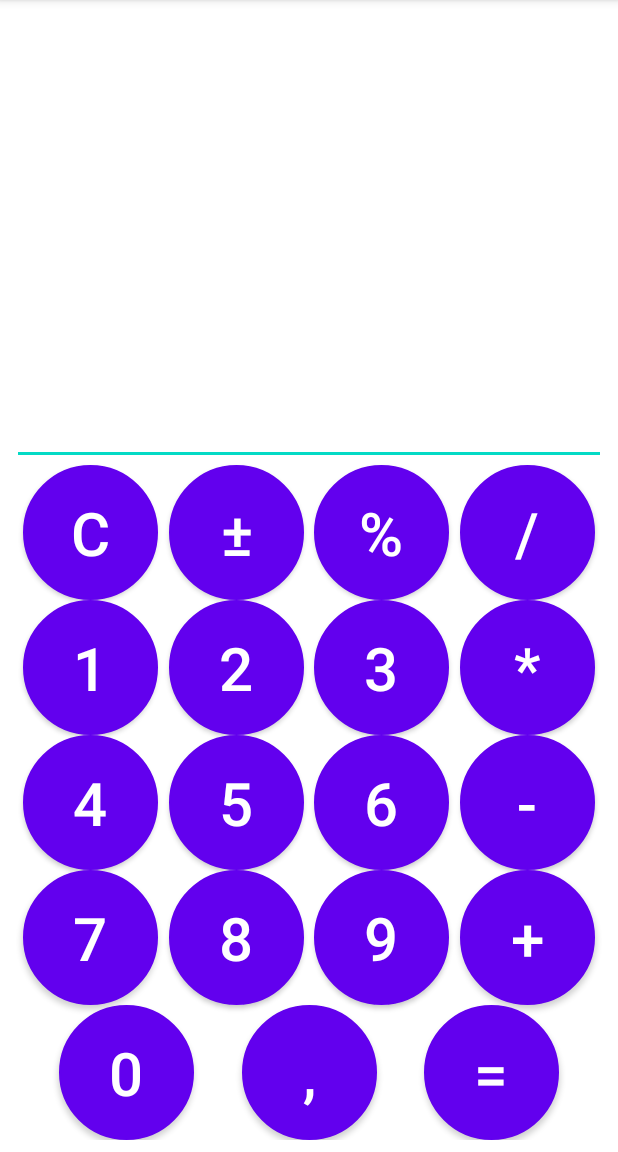
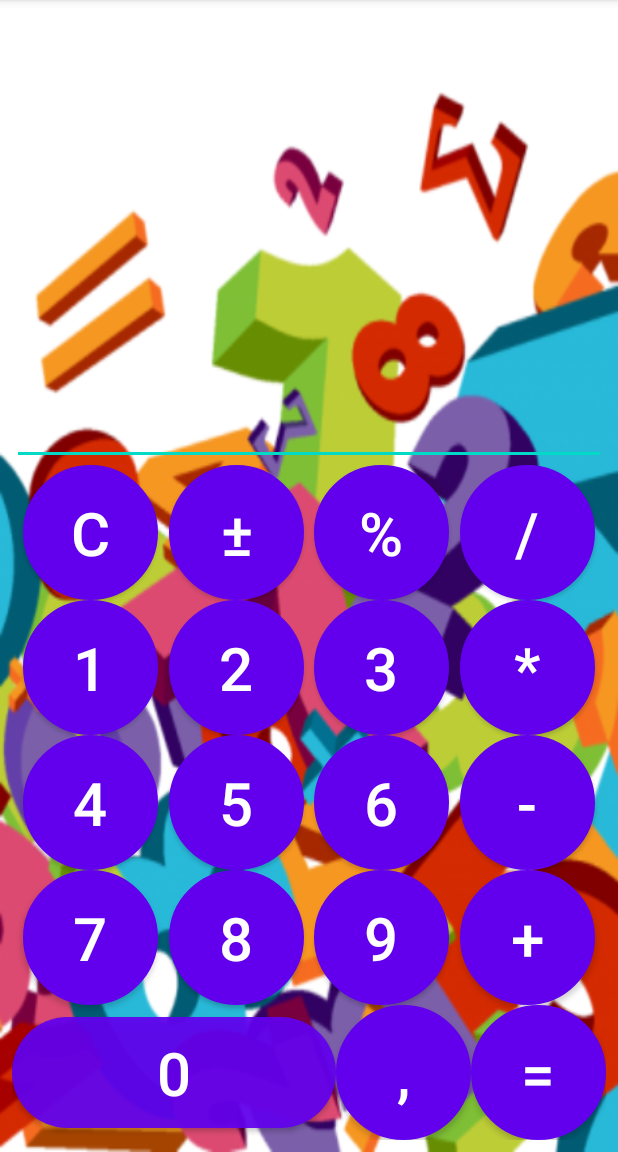
Before and after one commit to YuraYakovlev/MyCalculator, an Android app: the screen it shows after launch (MainActivity), on a phone screen of 412 x 824 dp, the part 84-1236 px from its top. Run offline under Robolectric (Android 15) with nearby library versions, the phone set to English and light mode, and no system bars.

Commit message:
correcting xml, adding a picture

```diff
--- /dev/null
+++ b/app/src/main/res/drawable/oval_button.xml
@@ -0,0 +1,9 @@
+<?xml version="1.0" encoding="utf-8"?>
+<shape xmlns:android="http://schemas.android.com/apk/res/android"
+    android:shape="rectangle">
+    <solid android:color="#eeffffff" />
+    <corners android:bottomRightRadius="100dp"
+        android:bottomLeftRadius="100dp"
+        android:topRightRadius="100dp"
+        android:topLeftRadius="100dp"/>
+</shape>
--- a/app/src/main/res/layout/activity_main.xml
+++ b/app/src/main/res/layout/activity_main.xml
@@ -4,6 +4,7 @@
     xmlns:tools="http://schemas.android.com/tools"
     android:layout_width="match_parent"
     android:layout_height="match_parent"
+    android:background="@drawable/numbers"
     android:padding="8dp"
     tools:context=".MainActivity">
 
@@ -23,7 +24,7 @@
         android:layout_width="wrap_content"
         android:layout_height="wrap_content"
         android:background="@drawable/roundbutton"
-        android:text="c"
+        android:text="@string/c"
         android:textSize="@dimen/btn_text_size"
         app:layout_constraintEnd_toStartOf="@id/btn_plus_or_minus"
         app:layout_constraintStart_toStartOf="@id/input_and_result"
@@ -34,7 +35,7 @@
         android:layout_width="wrap_content"
         android:layout_height="wrap_content"
         android:background="@drawable/roundbutton"
-        android:text="±"
+        android:text="@string/plus_or_minus"
         android:textSize="@dimen/btn_text_size"
         app:layout_constraintEnd_toStartOf="@id/btn_percent"
         app:layout_constraintStart_toEndOf="@id/btn_discharge"
@@ -45,7 +46,7 @@
         android:layout_width="wrap_content"
         android:layout_height="wrap_content"
         android:background="@drawable/roundbutton"
-        android:text="%"
+        android:text="@string/percent"
         android:textSize="@dimen/btn_text_size"
         app:layout_constraintEnd_toStartOf="@id/btn_division"
         app:layout_constraintStart_toEndOf="@id/btn_plus_or_minus"
@@ -56,7 +57,7 @@
         android:layout_width="wrap_content"
         android:layout_height="wrap_content"
         android:background="@drawable/roundbutton"
-        android:text="/"
+        android:text="@string/division"
         android:textSize="@dimen/btn_text_size"
         app:layout_constraintEnd_toEndOf="@id/input_and_result"
         app:layout_constraintStart_toEndOf="@id/btn_percent"
@@ -67,7 +68,7 @@
         android:layout_width="wrap_content"
         android:layout_height="wrap_content"
         android:background="@drawable/roundbutton"
-        android:text="1"
+        android:text="@string/one"
         android:textSize="@dimen/btn_text_size"
         app:layout_constraintEnd_toStartOf="@id/btn_two"
         app:layout_constraintStart_toStartOf="@id/input_and_result"
@@ -78,7 +79,7 @@
         android:layout_width="wrap_content"
         android:layout_height="wrap_content"
         android:background="@drawable/roundbutton"
-        android:text="2"
+        android:text="@string/two"
         android:textSize="@dimen/btn_text_size"
         app:layout_constraintEnd_toStartOf="@id/btn_three"
         app:layout_constraintStart_toEndOf="@id/btn_one"
@@ -89,7 +90,7 @@
         android:layout_width="wrap_content"
         android:layout_height="wrap_content"
         android:background="@drawable/roundbutton"
-        android:text="3"
+        android:text="@string/three"
         android:textSize="@dimen/btn_text_size"
         app:layout_constraintEnd_toStartOf="@id/btn_multiplication"
         app:layout_constraintStart_toEndOf="@id/btn_two"
@@ -100,7 +101,7 @@
         android:layout_width="wrap_content"
         android:layout_height="wrap_content"
         android:background="@drawable/roundbutton"
-        android:text="*"
+        android:text="@string/multiplication"
         android:textSize="@dimen/btn_text_size"
         app:layout_constraintEnd_toEndOf="@id/input_and_result"
         app:layout_constraintStart_toEndOf="@id/btn_three"
@@ -111,7 +112,7 @@
         android:layout_width="wrap_content"
         android:layout_height="wrap_content"
         android:background="@drawable/roundbutton"
-        android:text="4"
+        android:text="@string/four"
         android:textSize="@dimen/btn_text_size"
         app:layout_constraintEnd_toStartOf="@id/btn_five"
         app:layout_constraintStart_toStartOf="@id/input_and_result"
@@ -122,7 +123,7 @@
         android:layout_width="wrap_content"
         android:layout_height="wrap_content"
         android:background="@drawable/roundbutton"
-        android:text="5"
+        android:text="@string/five"
         android:textSize="@dimen/btn_text_size"
         app:layout_constraintEnd_toStartOf="@id/btn_six"
         app:layout_constraintStart_toEndOf="@id/btn_four"
@@ -133,7 +134,7 @@
         android:layout_width="wrap_content"
         android:layout_height="wrap_content"
         android:background="@drawable/roundbutton"
-        android:text="6"
+        android:text="@string/six"
         android:textSize="@dimen/btn_text_size"
         app:layout_constraintEnd_toStartOf="@id/btn_minus"
         app:layout_constraintStart_toEndOf="@id/btn_five"
@@ -144,7 +145,7 @@
         android:layout_width="wrap_content"
         android:layout_height="wrap_content"
         android:background="@drawable/roundbutton"
-        android:text="-"
+        android:text="@string/minus"
         android:textSize="@dimen/btn_text_size"
         app:layout_constraintEnd_toEndOf="@id/input_and_result"
         app:layout_constraintStart_toEndOf="@id/btn_six"
@@ -155,7 +156,7 @@
         android:layout_width="wrap_content"
         android:layout_height="wrap_content"
         android:background="@drawable/roundbutton"
-        android:text="7"
+        android:text="@string/seven"
         android:textSize="@dimen/btn_text_size"
         app:layout_constraintEnd_toStartOf="@id/btn_eight"
         app:layout_constraintStart_toStartOf="@id/input_and_result"
@@ -166,7 +167,7 @@
         android:layout_width="wrap_content"
         android:layout_height="wrap_content"
         android:background="@drawable/roundbutton"
-        android:text="8"
+        android:text="@string/eight"
         android:textSize="@dimen/btn_text_size"
         app:layout_constraintEnd_toStartOf="@id/btn_nine"
         app:layout_constraintStart_toEndOf="@id/btn_seven"
@@ -177,7 +178,7 @@
         android:layout_width="wrap_content"
         android:layout_height="wrap_content"
         android:background="@drawable/roundbutton"
-        android:text="9"
+        android:text="@string/nine"
         android:textSize="@dimen/btn_text_size"
         app:layout_constraintEnd_toStartOf="@id/btn_plus"
         app:layout_constraintStart_toEndOf="@id/btn_eight"
@@ -188,7 +189,7 @@
         android:layout_width="wrap_content"
         android:layout_height="wrap_content"
         android:background="@drawable/roundbutton"
-        android:text="+"
+        android:text="@string/plus"
         android:textSize="@dimen/btn_text_size"
         app:layout_constraintEnd_toEndOf="@id/input_and_result"
         app:layout_constraintStart_toEndOf="@id/btn_nine"
@@ -196,39 +197,39 @@
 
     <Button
         android:id="@+id/btn_zero"
-        android:layout_width="wrap_content"
+        android:layout_width="0dp"
         android:layout_height="wrap_content"
-        android:background="@drawable/roundbutton"
-        android:text="0"
+        android:background="@drawable/oval_button"
+        android:text="@string/zero"
         android:textSize="@dimen/btn_text_size"
+        app:layout_constraintBottom_toBottomOf="parent"
         app:layout_constraintEnd_toStartOf="@id/btn_comma"
         app:layout_constraintStart_toStartOf="@id/input_and_result"
-        app:layout_constraintTop_toBottomOf="@id/btn_seven"
-        app:layout_constraintBottom_toBottomOf="parent"/>
+        app:layout_constraintTop_toBottomOf="@id/btn_seven" />
 
     <Button
         android:id="@+id/btn_comma"
         android:layout_width="wrap_content"
         android:layout_height="wrap_content"
         android:background="@drawable/roundbutton"
-        android:text=","
+        android:text="@string/comma"
         android:textSize="@dimen/btn_text_size"
+        app:layout_constraintBottom_toBottomOf="parent"
         app:layout_constraintEnd_toStartOf="@id/btn_equals"
         app:layout_constraintStart_toEndOf="@id/btn_zero"
-        app:layout_constraintTop_toBottomOf="@id/btn_nine"
-        app:layout_constraintBottom_toBottomOf="parent"/>
+        app:layout_constraintTop_toBottomOf="@id/btn_nine" />
 
     <Button
         android:id="@+id/btn_equals"
         android:layout_width="wrap_content"
         android:layout_height="wrap_content"
         android:background="@drawable/roundbutton"
-        android:text="="
+        android:text="@string/equals"
         android:textSize="@dimen/btn_text_size"
+        app:layout_constraintBottom_toBottomOf="parent"
         app:layout_constraintEnd_toEndOf="@id/input_and_result"
         app:layout_constraintStart_toEndOf="@id/btn_comma"
-        app:layout_constraintTop_toBottomOf="@id/btn_plus"
-        app:layout_constraintBottom_toBottomOf="parent"/>
+        app:layout_constraintTop_toBottomOf="@id/btn_plus" />
 
 
 </androidx.constraintlayout.widget.ConstraintLayout>
--- a/app/src/main/res/values/strings.xml
+++ b/app/src/main/res/values/strings.xml
@@ -1,3 +1,22 @@
 <resources>
     <string name="app_name">My Calculator</string>
+    <string name="c">c</string>
+    <string name="plus_or_minus">±</string>
+    <string name="percent">%</string>
+    <string name="division">/</string>
+    <string name="one">1</string>
+    <string name="two">2</string>
+    <string name="three">3</string>
+    <string name="multiplication">*</string>
+    <string name="four">4</string>
+    <string name="five">5</string>
+    <string name="six">6</string>
+    <string name="minus">-</string>
+    <string name="seven">7</string>
+    <string name="eight">8</string>
+    <string name="nine">9</string>
+    <string name="plus">+</string>
+    <string name="zero">0</string>
+    <string name="comma">,</string>
+    <string name="equals">=</string>
 </resources>
```
Also changed, not shown: app/src/main/res/drawable/numbers.png (added).
